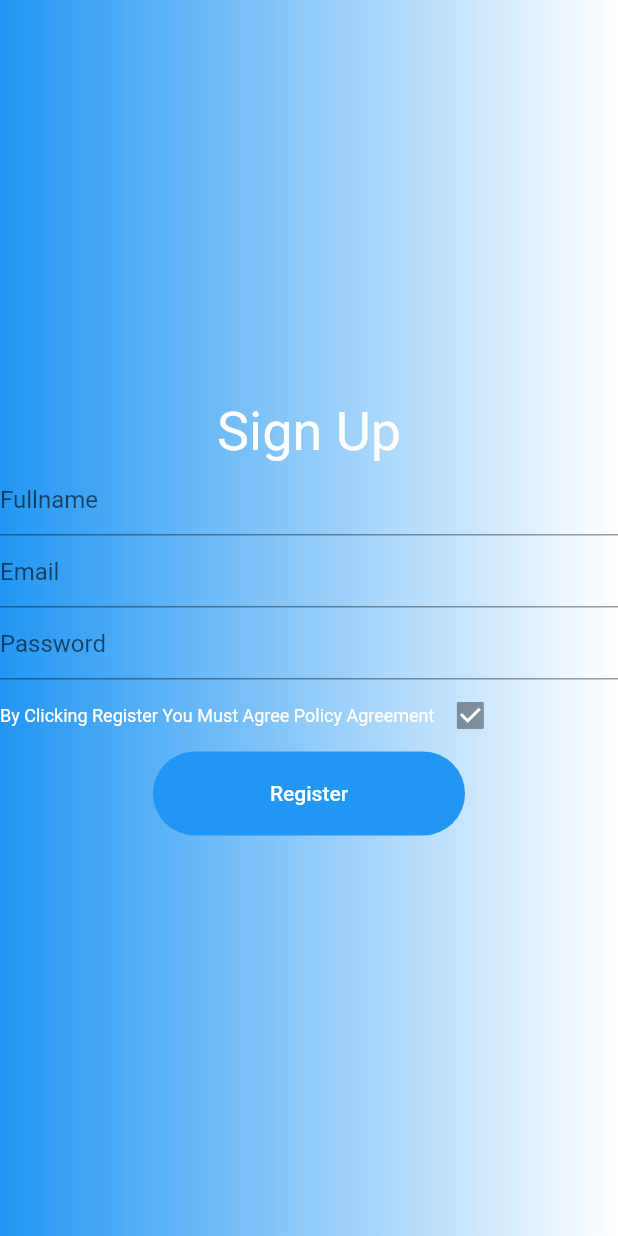
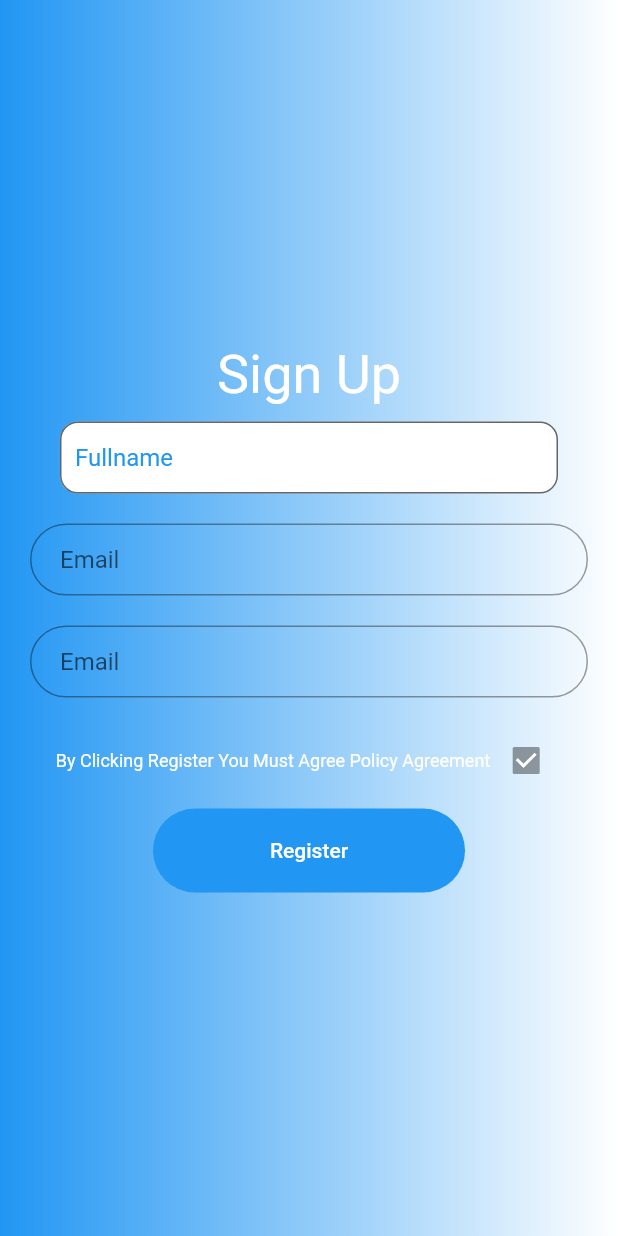
Before and after one commit to herizaladk/malala, a Flutter app: the screen it shows after launch, after a tap on "Create Account", on a phone screen of 412 x 824 dp. Run offline on Flutter 3.47's test engine with Material 2 defaults, Android fonts, the phone set to English and light mode, and no system bars.

Commit message:
Fixing all material

```diff
--- a/lib/register.dart
+++ b/lib/register.dart
@@ -23,32 +23,76 @@ class _RegisterState extends State<Register> {
                 'Sign Up',
                 style: TextStyle(fontSize: 36, color: Colors.white),
               ),
-              TextField(
+              // Material(
+              //   shape: RoundedRectangleBorder(
+              //       borderRadius: BorderRadius.circular(30.0)),
+                Column(
+                  children: <Widget>[
+                    Padding(
+                      padding: const EdgeInsets.fromLTRB(40.0,10.0,40.0,10.0),
+                      child: TextFormField(
+                        style:new TextStyle(color:Colors.blue),
+                        autofocus: false,
                         decoration: InputDecoration(
-                  hintText: ('Fullname'),
+                          fillColor:Colors.white,
+                          filled:true,
+                          hintText: 'Fullname',
+                          hintStyle: TextStyle(color:Colors.blue),
+                          contentPadding:
+                              EdgeInsets.fromLTRB(10.0, 10.0, 20.0, 10.0),
+                          border: OutlineInputBorder(
+                            // borderSide:const BorderSide(color:Colors.white),
+                            borderRadius: BorderRadius.circular(12.0),
                           ),
                         ),
-              TextField(
-                decoration: InputDecoration(
-                  hintText: ('Email'),
                       ),
                     ),
-              TextField(
+                    Padding(
+                      padding: const EdgeInsets.fromLTRB(20.0,10.0,20.0,10.0),
+                      child: TextFormField(
+                        autofocus: false,
                         decoration: InputDecoration(
-                  hintText: ('Password'),
+                          hintText: 'Email',
+                          contentPadding:
+                              EdgeInsets.fromLTRB(20.0, 10.0, 20.0, 10.0),
+                          border: OutlineInputBorder(
+                            borderRadius: BorderRadius.circular(32.0),
                           ),
                         ),
-              new Row(
+                      ),
+                    ),
+                    Padding(
+                      padding: const EdgeInsets.fromLTRB(20.0,10.0,20.0,10.0),
+                      child: TextFormField(
+                        autofocus: false,
+                        decoration: InputDecoration(
+                          hintText: 'Email',
+                          contentPadding:
+                              EdgeInsets.fromLTRB(20.0, 10.0, 20.0, 10.0),
+                          border: OutlineInputBorder(
+                            borderRadius: BorderRadius.circular(32.0),
+                          ),
+                        ),
+                      ),
+                    ),
+                  ],
+                ),
+              // ),
+              Padding(
+                padding: const EdgeInsets.all(8.0),
+                child: new Row(
+                  mainAxisAlignment: MainAxisAlignment.center,
                   children: <Widget>[
                     new Text(
                       'By Clicking Register You Must Agree Policy Agreement',
                       style: TextStyle(fontSize: 12, color: Colors.white),
                     ),
                     new Checkbox(
-                    value:(true),
-                    onChanged:(null),
+                      value: (true),
+                      onChanged: (null),
                     )
                   ],
+                ),
               ),
               new FlatButton(
                   shape: new RoundedRectangleBorder(
```
Lines whose indentation alone changed are shown as unchanged.
